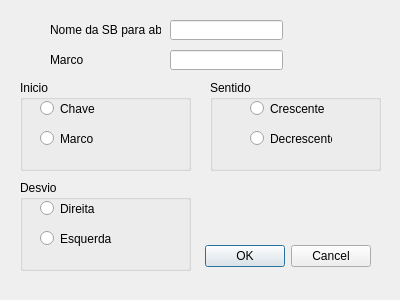
Old version of the form RncAcqGui/dialogabrirsb.ui in the repository luizazv/RNCACQ.
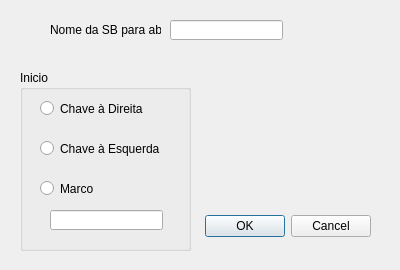
New version of the form.

```diff
--- a/RncAcqGui/dialogabrirsb.ui
+++ b/RncAcqGui/dialogabrirsb.ui
@@ -7,19 +7,19 @@
     <x>0</x>
     <y>0</y>
     <width>400</width>
-    <height>300</height>
+    <height>270</height>
    </rect>
   </property>
   <property name="minimumSize">
    <size>
     <width>400</width>
-    <height>300</height>
+    <height>270</height>
    </size>
   </property>
   <property name="maximumSize">
    <size>
     <width>400</width>
-    <height>300</height>
+    <height>270</height>
    </size>
   </property>
   <property name="windowTitle">
@@ -28,9 +28,9 @@
   <widget class="QDialogButtonBox" name="buttonBox">
    <property name="geometry">
     <rect>
-     <x>30</x>
-     <y>240</y>
-     <width>341</width>
+     <x>200</x>
+     <y>210</y>
+     <width>171</width>
      <height>32</height>
     </rect>
    </property>
@@ -45,9 +45,9 @@
    <property name="geometry">
     <rect>
      <x>20</x>
-     <y>80</y>
+     <y>70</y>
      <width>171</width>
-     <height>91</height>
+     <height>181</height>
     </rect>
    </property>
    <property name="title">
@@ -57,20 +57,20 @@
     <property name="geometry">
      <rect>
       <x>20</x>
-      <y>20</y>
-      <width>82</width>
+      <y>30</y>
+      <width>121</width>
       <height>17</height>
      </rect>
     </property>
     <property name="text">
-     <string>Chave</string>
+     <string>Chave à Direita</string>
     </property>
    </widget>
    <widget class="QRadioButton" name="radioButtonMarco">
     <property name="geometry">
      <rect>
       <x>20</x>
-      <y>50</y>
+      <y>110</y>
       <width>82</width>
       <height>17</height>
      </rect>
@@ -79,82 +79,27 @@
      <string>Marco</string>
     </property>
    </widget>
-  </widget>
-  <widget class="QGroupBox" name="groupBox_2">
-   <property name="geometry">
-    <rect>
-     <x>210</x>
-     <y>80</y>
-     <width>171</width>
-     <height>91</height>
-    </rect>
-   </property>
-   <property name="title">
-    <string>Sentido</string>
-   </property>
-   <widget class="QRadioButton" name="radioButtonCrescente">
+   <widget class="QLineEdit" name="lineEditMarco">
     <property name="geometry">
      <rect>
-      <x>40</x>
-      <y>20</y>
-      <width>82</width>
-      <height>17</height>
+      <x>30</x>
+      <y>140</y>
+      <width>113</width>
+      <height>20</height>
      </rect>
     </property>
-    <property name="text">
-     <string>Crescente</string>
-    </property>
    </widget>
-   <widget class="QRadioButton" name="radioButtonDecrescente">
+   <widget class="QRadioButton" name="radioButtonChaveEsquerda">
     <property name="geometry">
      <rect>
-      <x>40</x>
-      <y>50</y>
-      <width>82</width>
-      <height>17</height>
-     </rect>
-    </property>
-    <property name="text">
-     <string>Decrescente</string>
-    </property>
-   </widget>
-  </widget>
-  <widget class="QGroupBox" name="groupBox_3">
-   <property name="geometry">
-    <rect>
-     <x>20</x>
-     <y>180</y>
-     <width>171</width>
-     <height>91</height>
-    </rect>
-   </property>
-   <property name="title">
-    <string>Desvio</string>
-   </property>
-   <widget class="QRadioButton" name="radioButtonDireita">
-    <property name="geometry">
-     <rect>
       <x>20</x>
-      <y>20</y>
-      <width>82</width>
+      <y>70</y>
+      <width>131</width>
       <height>17</height>
      </rect>
     </property>
     <property name="text">
-     <string>Direita</string>
-    </property>
-   </widget>
-   <widget class="QRadioButton" name="radioButtonEsquerda">
-    <property name="geometry">
-     <rect>
-      <x>20</x>
-      <y>50</y>
-      <width>82</width>
-      <height>17</height>
-     </rect>
-    </property>
-    <property name="text">
-     <string>Esquerda</string>
+     <string>Chave à Esquerda</string>
     </property>
    </widget>
   </widget>
@@ -187,29 +132,6 @@
     <bool>true</bool>
    </property>
   </widget>
-  <widget class="QLabel" name="label_2">
-   <property name="geometry">
-    <rect>
-     <x>50</x>
-     <y>53</y>
-     <width>46</width>
-     <height>13</height>
-    </rect>
-   </property>
-   <property name="text">
-    <string>Marco</string>
-   </property>
-  </widget>
-  <widget class="QLineEdit" name="lineEditMarco">
-   <property name="geometry">
-    <rect>
-     <x>170</x>
-     <y>50</y>
-     <width>113</width>
-     <height>20</height>
-    </rect>
-   </property>
-  </widget>
  </widget>
  <resources/>
  <connections>
```
Left out of the diff: 2 changed lines with no effect on the pictures.
